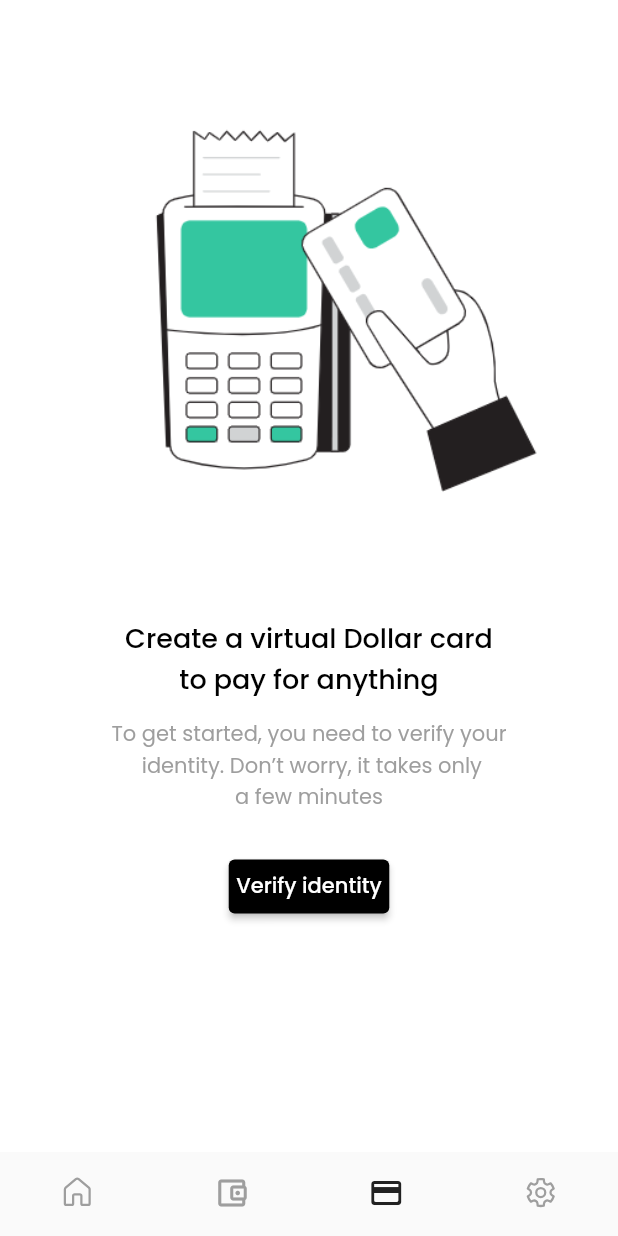
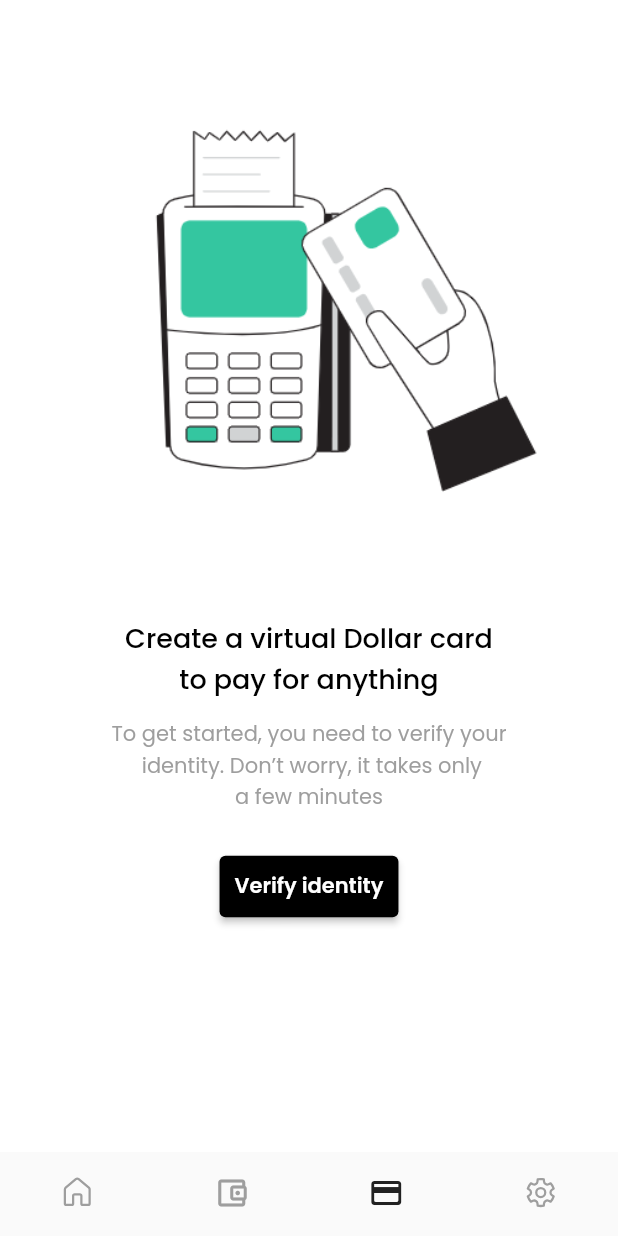
Before and after one commit to ProsperChihimba/coinprofile, a Flutter app: the screen it shows after launch, item 3 of the bottom bar chosen, after a tap on "Verify identity", on a phone screen of 412 x 824 dp. Run offline on Flutter 3.47's test engine with Material 2 defaults, Android fonts, the phone set to English and light mode, and no system bars; our stand-ins replace fluentui_icons, gap, get, google_fonts.

Commit message:
Add: drop down menu

```diff
--- a/lib/screens/card/index.dart
+++ b/lib/screens/card/index.dart
@@ -64,11 +64,14 @@ class _CardsScreenState extends State<CardsScreen> {
                   ElevatedButton(
                     style: ElevatedButton.styleFrom(
                         backgroundColor: Styles.blackColor,
-                        padding: EdgeInsets.all(AppLayout.getHeight(5))),
+                        padding: EdgeInsets.all(AppLayout.getHeight(10))),
                     onPressed: (() {}),
                     child: Text(
                       "Verify identity",
-                      style: Styles.normalText.copyWith(color: Colors.white),
+                      style: Styles.normalText.copyWith(
+                        color: Colors.white,
+                        fontWeight: FontWeight.w600,
+                      ),
                     ),
                   ),
                 ],
--- a/lib/screens/home/index.dart
+++ b/lib/screens/home/index.dart
@@ -3,6 +3,7 @@ import 'package:coinprofile/screens/home/customerRefers.dart';
 import 'package:coinprofile/screens/home/transaction_history.dart';
 import 'package:coinprofile/screens/parts/appBar.dart';
 import 'package:coinprofile/screens/parts/balance.dart';
+import 'package:coinprofile/screens/parts/drop_down.dart';
 import 'package:coinprofile/utils/app_layout.dart';
 import 'package:coinprofile/utils/app_styles.dart';
 import 'package:flutter/material.dart';
@@ -42,11 +43,16 @@ class _HomeScreenState extends State<HomeScreen> {
               padding: EdgeInsets.symmetric(
                 horizontal: AppLayout.getWidth(17),
               ),
-              child: Text(
-                "Estimated Total balance in ",
-                style: Styles.normalText.copyWith(
-                  color: Colors.grey.shade400,
-                ),
+              child: Row(
+                children: [
+                  Text(
+                    "Estimated Total balance in ",
+                    style: Styles.normalText.copyWith(
+                      color: Colors.grey.shade400,
+                    ),
+                  ),
+                  const DropDownSection(),
+                ],
               ),
             ),
 
--- /dev/null
+++ b/lib/screens/parts/drop_down.dart
@@ -0,0 +1,49 @@
+import 'package:coinprofile/utils/app_layout.dart';
+import 'package:coinprofile/utils/app_styles.dart';
+import 'package:flutter/material.dart';
+
+const List<String> list = <String>['NGN', 'USD'];
+
+class DropDownSection extends StatefulWidget {
+  const DropDownSection({super.key});
+
+  @override
+  State<DropDownSection> createState() => _DropDownSectionState();
+}
+
+class _DropDownSectionState extends State<DropDownSection> {
+  String dropdownValue = list.first;
+  @override
+  Widget build(BuildContext context) {
+    return Container(
+      padding: EdgeInsets.symmetric(horizontal: AppLayout.getWidth(8)),
+      height: AppLayout.getHeight(35),
+      decoration: BoxDecoration(
+        color: Colors.grey.shade200,
+        borderRadius: BorderRadius.circular(25),
+      ),
+      child: DropdownButton<String>(
+        value: dropdownValue,
+        icon: Icon(
+          Icons.arrow_drop_down_rounded,
+          size: AppLayout.getHeight(30),
+        ),
+        style: Styles.headerText,
+        underline: Container(),
+        onChanged: (String? value) {
+          // This is called when the user selects an item.
+          setState(() {
+            dropdownValue = value!;
+          });
+        },
+        items: list.map<DropdownMenuItem<String>>((String value) {
+          return DropdownMenuItem<String>(
+            value: value,
+            child: Text(value),
+          );
+        }).toList(),
+      ),
+    );
+    ;
+  }
+}
--- a/lib/screens/settings/input_fields.dart
+++ b/lib/screens/settings/input_fields.dart
@@ -97,7 +97,10 @@ class InputFieds extends StatelessWidget {
             onPressed: (() {}),
             child: Text(
               "Save changes",
-              style: Styles.normalText.copyWith(color: Colors.white),
+              style: Styles.normalText.copyWith(
+                color: Colors.white,
+                fontWeight: FontWeight.w600,
+              ),
             ),
           ),
         ],
```
